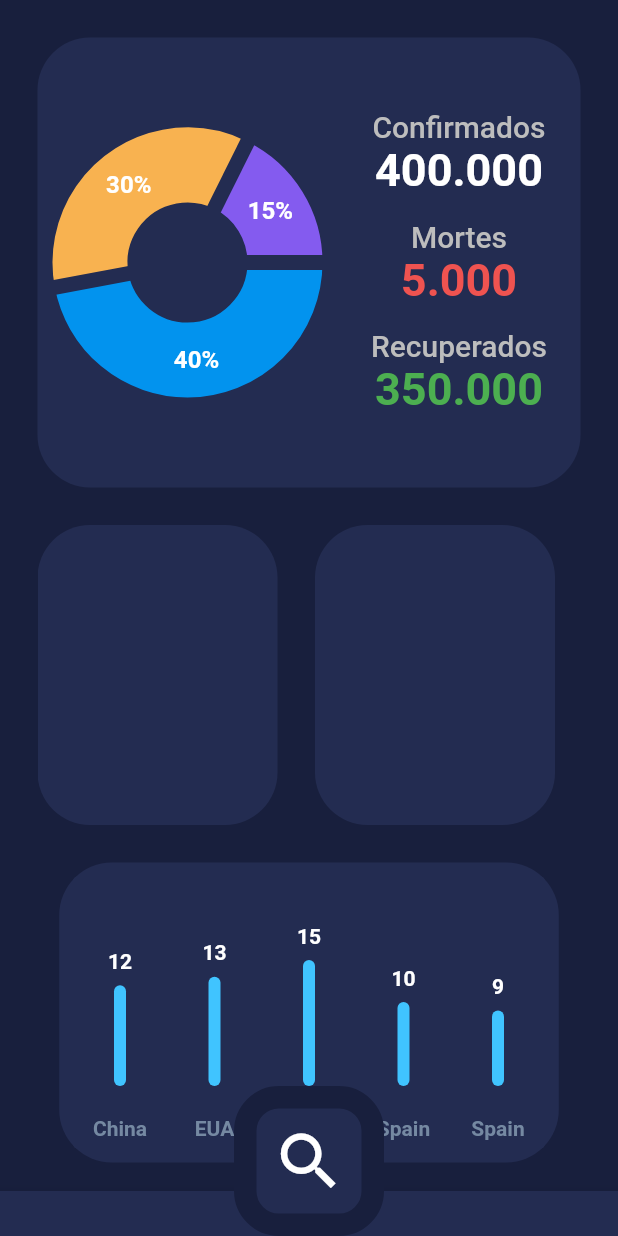
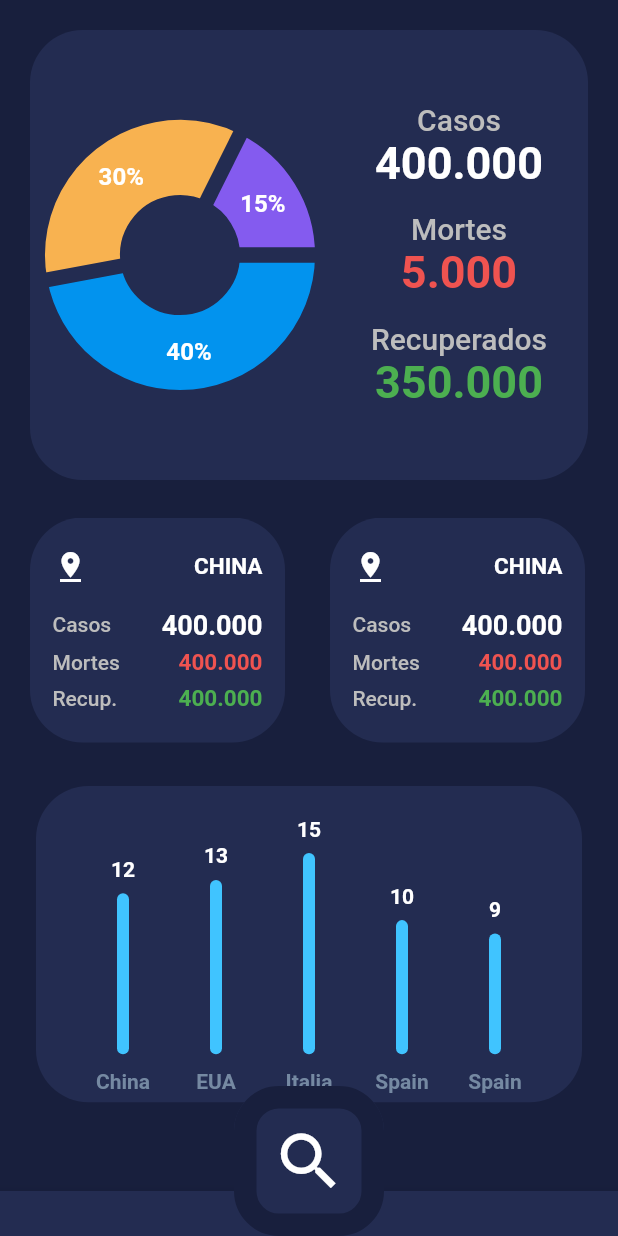
Before and after one commit to JoaoCarlosAzevedo/corona-tracker, a Flutter app: the screen it shows after launch, on a phone screen of 412 x 824 dp. Run offline on Flutter 3.47's test engine with Material 2 defaults, Android fonts, the phone set to English and light mode, and no system bars; drawn by our look-alikes of fl_chart; Roboto replaces fonts that are missing (Hind, Montserrat).

Commit message:
chart fix and font styling

```diff
--- a/lib/pages/home_page/home_page.dart
+++ b/lib/pages/home_page/home_page.dart
@@ -18,14 +18,13 @@ class _HomePageState extends State<HomePage> {
       body: SafeArea(
         child: SingleChildScrollView(
           child: Padding(
-            padding: const EdgeInsets.all(25.0),
+            padding: const EdgeInsets.all(20.0),
             child: Column(
-
               children: <Widget>[
                 MainCard(),
                 SizedBox(height: 25),
                 Container(
-                  height: 200,
+                  height: 150,
                   child: ListCountriesData(),
                 ),
                 SizedBox(height: 25),
--- a/lib/pages/home_page/widgets/chart_2.dart
+++ b/lib/pages/home_page/widgets/chart_2.dart
@@ -13,12 +13,12 @@ class BarChartSample3State extends State<BarChartSample3> {
       aspectRatio: 1.7,
       child: Card(
         elevation: 0,
-        shape: RoundedRectangleBorder(borderRadius: BorderRadius.circular(4)),
+        shape: RoundedRectangleBorder(borderRadius: BorderRadius.circular(35)),
         color: Theme.of(context).accentColor,
         child: BarChart(
           BarChartData(
-            alignment: BarChartAlignment.spaceAround,
-            maxY: 25,
+            alignment: BarChartAlignment.spaceEvenly,
+            maxY: 20,
             barTouchData: BarTouchData(
               enabled: false,
               touchTooltipData: BarTouchTooltipData(
@@ -47,7 +47,7 @@ class BarChartSample3State extends State<BarChartSample3> {
                 showTitles: true,
                 textStyle: TextStyle(
                     color: const Color(0xff7589a2), fontWeight: FontWeight.bold, fontSize: 14),
-                margin: 20,
+                margin: 10,
                 getTitles: (double value) {
                   switch (value.toInt()) {
                     case 0:
--- a/lib/pages/home_page/widgets/chart_card.dart
+++ b/lib/pages/home_page/widgets/chart_card.dart
@@ -5,10 +5,10 @@ class ChartCard extends StatelessWidget {
   @override
   Widget build(BuildContext context) {
     return Container(
-      height: 200,
-      padding: EdgeInsets.all(5),
+      //height: 200,
+      //padding: EdgeInsets.all(5),
       decoration: BoxDecoration(
-        color: Theme.of(context).accentColor,
+        //color: Theme.of(context).accentColor,
         borderRadius: BorderRadius.all(Radius.circular(35)),
       ),
       child: BarChartSample3(),
--- a/lib/pages/home_page/widgets/countries_card.dart
+++ b/lib/pages/home_page/widgets/countries_card.dart
@@ -4,11 +4,48 @@ class CountriesCard extends StatelessWidget {
   @override
   Widget build(BuildContext context) {
     return Container(
-      width: 160.0,
+      padding: EdgeInsets.all(15),
+      alignment: Alignment.center,
+      width: 170.0,
       decoration: BoxDecoration(
         color: Theme.of(context).accentColor,
         borderRadius: BorderRadius.all(Radius.circular(35)),
       ),
+      child: Column(
+        crossAxisAlignment: CrossAxisAlignment.stretch,
+        mainAxisAlignment: MainAxisAlignment.spaceEvenly,
+        children: <Widget>[
+          Row(
+            mainAxisAlignment: MainAxisAlignment.spaceBetween,
+            children: <Widget>[
+              Icon(Icons.pin_drop, color: Colors.white,),
+              Text("CHINA", style: Theme.of(context).textTheme.headline),
+            ],
+          ),
+          SizedBox(height: 5,),
+          Row(
+            mainAxisAlignment: MainAxisAlignment.spaceBetween,
+            children: <Widget>[
+              Text("Casos", style: Theme.of(context).textTheme.title,textScaleFactor: 0.70,),
+              Text("400.000", style: Theme.of(context).textTheme.display1,textScaleFactor: 0.60,),
+            ],
+          ),
+          Row(
+            mainAxisAlignment: MainAxisAlignment.spaceBetween,
+            children: <Widget>[
+              Text("Mortes", style: Theme.of(context).textTheme.title,textScaleFactor: 0.70,),
+              Text("400.000", style: Theme.of(context).textTheme.display2,textScaleFactor: 0.50,),
+            ],
+          ),
+          Row(
+            mainAxisAlignment: MainAxisAlignment.spaceBetween,
+            children: <Widget>[
+              Text("Recup.", style: Theme.of(context).textTheme.title,textScaleFactor: 0.70,),
+              Text("400.000", style: Theme.of(context).textTheme.display3,textScaleFactor: 0.50,),
+            ],
+          )
+        ],
+      ),
     );
   }
 }
--- a/lib/pages/home_page/widgets/horizontal_cards.dart
+++ b/lib/pages/home_page/widgets/horizontal_cards.dart
@@ -9,13 +9,13 @@ class ListCountriesData extends StatelessWidget {
       scrollDirection: Axis.horizontal,
       children: <Widget>[
         CountriesCard(),
-        SizedBox(width: 25),
+        SizedBox(width: 30),
         CountriesCard(),
-        SizedBox(width: 25),
+        SizedBox(width: 30),
         CountriesCard(),
-        SizedBox(width: 25),
+        SizedBox(width: 30),
         CountriesCard(),
-        SizedBox(width: 25),
+        SizedBox(width: 30),
         CountriesCard(),
       ],
     );
--- a/lib/pages/home_page/widgets/main_card.dart
+++ b/lib/pages/home_page/widgets/main_card.dart
@@ -35,7 +35,7 @@ Widget _textData(BuildContext context) {
         mainAxisAlignment: MainAxisAlignment.center,
         crossAxisAlignment: CrossAxisAlignment.center,
         children: <Widget>[
-          Text("Confirmados", style: Theme.of(context).textTheme.title,),
+          Text("Casos", style: Theme.of(context).textTheme.title,),
           Text("400.000", style: Theme.of(context).textTheme.display1,),
           SizedBox(height: 15,),
           Text("Mortes", style: Theme.of(context).textTheme.title,),
--- a/lib/shared/theme.dart
+++ b/lib/shared/theme.dart
@@ -17,11 +17,12 @@ ThemeData _buildDefaultTheme() {
     hintColor: Colors.grey.shade300, //hint de campos get
 
     textTheme: TextTheme(
-      headline: TextStyle(fontSize: 12.0, fontWeight: FontWeight.bold,color: Colors.grey.shade900),
+      headline: TextStyle(fontSize: 15.0, fontWeight: FontWeight.bold, color: Colors.white),
       title:    TextStyle(fontSize: 20.0, fontStyle: FontStyle.normal, color: Colors.grey.shade400),
       subtitle: TextStyle(fontSize: 15.0, fontStyle: FontStyle.italic, color: Colors.brown),
       body1:    TextStyle(fontSize: 14.0, fontFamily: 'Hind'),
       display1: TextStyle(fontSize: 30.0, fontWeight: FontWeight.bold, color: Colors.white),
+
       display2: TextStyle(fontSize: 30.0, fontWeight: FontWeight.bold, color: Colors.red.shade400),
       display3: TextStyle(fontSize: 30.0, fontWeight: FontWeight.bold, color: Colors.green.shade500),
     ),
```
